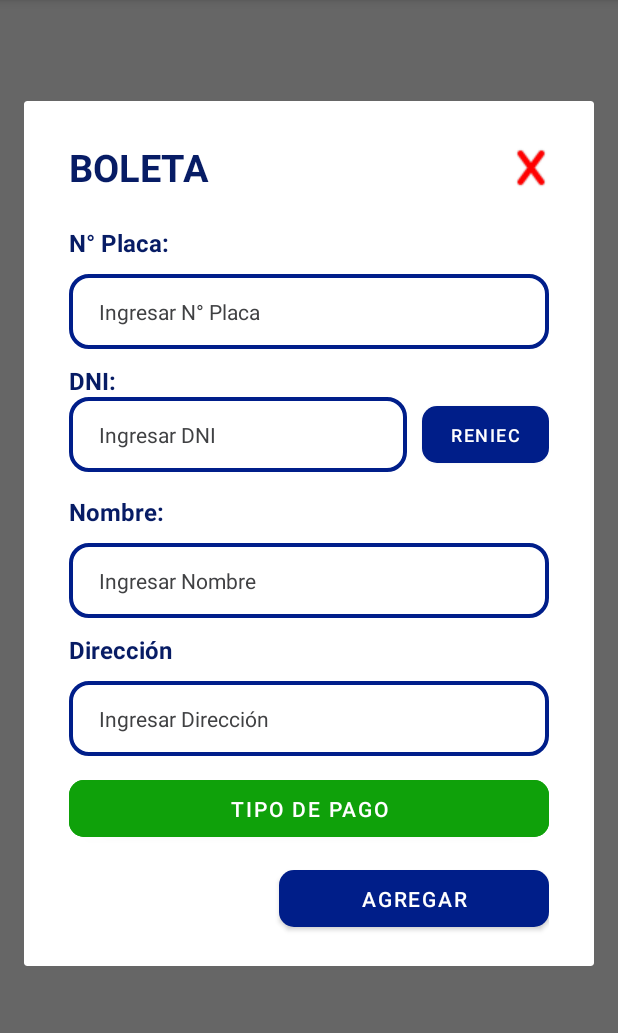
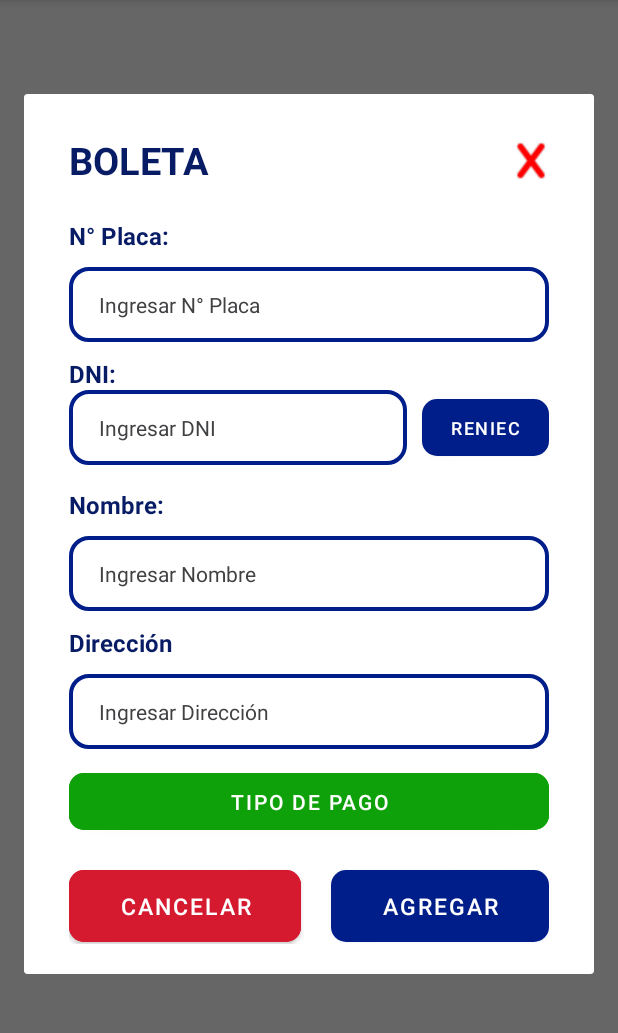
Before and after one commit to melinallacuag/RoblesAPP, an Android app: the fragment BoletaFragment shown on its own in the app's theme, on a phone screen of 412 x 824 dp, the part 84-1117 px from its top. Run offline under Robolectric (Android 15) with nearby library versions, the phone set to English and light mode, and no system bars.

Commit message:
se activo los datos del modal boleta cada boton

```diff
--- a/app/src/main/java/com/example/roblesapp/BoletaFragment.kt
+++ b/app/src/main/java/com/example/roblesapp/BoletaFragment.kt
@@ -5,9 +5,15 @@ import androidx.fragment.app.Fragment
 import android.view.LayoutInflater
 import android.view.View
 import android.view.ViewGroup
+import android.widget.EditText
+import android.widget.Toast
 import androidx.appcompat.app.AppCompatActivity
 import androidx.fragment.app.DialogFragment
+import kotlinx.android.synthetic.main.fragment_boleta.view.*
 import kotlinx.android.synthetic.main.fragment_nota_despacho.*
+import kotlinx.android.synthetic.main.fragment_soles.*
+import kotlinx.android.synthetic.main.fragment_soles.view.*
+import kotlinx.android.synthetic.main.fragment_soles.view.btncerrar
 
 
 class BoletaFragment : DialogFragment() {
@@ -18,7 +24,23 @@ class BoletaFragment : DialogFragment() {
         savedInstanceState: Bundle?
     ): View? {
         // Inflate the layout for this fragment
-        return inflater.inflate(R.layout.fragment_boleta, container, false)
+
+        var rootView: View = inflater.inflate(R.layout.fragment_boleta,container,false)
+
+        rootView.btncerrar.setOnClickListener{
+            dismiss()
+        }
+
+        rootView.btncancelarboleta.setOnClickListener{
+            dismiss()
+        }
+
+        rootView.btnagregarboleta.setOnClickListener{
+
+            Toast.makeText(context,"Agregar Boleta", Toast.LENGTH_LONG).show()
+            dismiss()
+        }
+        return rootView
     }
 
     override fun onViewCreated(view: View, savedInstanceState: Bundle?) {
--- a/app/src/main/java/com/example/roblesapp/FacturaFragment.kt
+++ b/app/src/main/java/com/example/roblesapp/FacturaFragment.kt
@@ -37,23 +37,23 @@ class FacturaFragment : Fragment() {
         btngalones.setOnClickListener{
             val showgalones = GalonesFragment()
             showgalones.show((activity as AppCompatActivity).supportFragmentManager,"Galones")
-
+            showgalones.setCancelable(false)
         }
         btnboleta.setOnClickListener{
             val showboleta = BoletaFragment()
             showboleta.show((activity as AppCompatActivity).supportFragmentManager,"Boleta")
-
+            showboleta.setCancelable(false)
         }
         btnfactura.setOnClickListener{
             val showfactura = FacturacionFragment()
             showfactura.show((activity as AppCompatActivity).supportFragmentManager,"Factura")
-
+            showfactura.setCancelable(false)
         }
 
         btnnotadespacho.setOnClickListener{
             val shownotadespacho = NotaDespachoFragment()
             shownotadespacho.show((activity as AppCompatActivity).supportFragmentManager,"Nota Despacho")
-
+            shownotadespacho.setCancelable(false)
         }
 
     }
--- a/app/src/main/res/layout/fragment_boleta.xml
+++ b/app/src/main/res/layout/fragment_boleta.xml
@@ -33,7 +33,7 @@
                 android:layout_weight="1"/>
 
             <ImageButton
-                android:id="@+id/btncerrarsoles"
+                android:id="@+id/btncerrar"
                 android:layout_width="wrap_content"
                 android:layout_height="wrap_content"
                 android:layout_gravity="right"
@@ -160,18 +160,38 @@
             android:textSize="14sp"
             app:cornerRadius="10sp"/>
 
-        <Button
-            android:id="@+id/dialogDismiss_button"
-            android:layout_width="180sp"
-            android:layout_height="50sp"
-            android:layout_gravity="end"
-            android:layout_marginTop="10sp"
-            android:gravity="center"
-            android:text="Agregar"
-            android:textAllCaps="true"
-            android:textColor="@color/white"
-            android:textSize="14sp"
-            app:cornerRadius="10sp"/>
+        <LinearLayout
+            android:layout_width="match_parent"
+            android:layout_height="wrap_content"
+            android:orientation="horizontal">
+            <Button
+                android:id="@+id/btncancelarboleta"
+                android:layout_width="wrap_content"
+                android:layout_height="60sp"
+                android:layout_marginTop="10sp"
+                android:text="Cancelar"
+                android:layout_marginEnd="20sp"
+                android:layout_gravity="center"
+                android:textAllCaps="true"
+                android:backgroundTint="#D51A30"
+                android:textColor="#fff"
+                android:textSize="15sp"
+                app:cornerRadius="10sp"
+                android:layout_weight="1"/>
+
+            <Button
+                android:id="@+id/btnagregarboleta"
+                android:layout_width="wrap_content"
+                android:layout_height="60sp"
+                android:layout_marginTop="10sp"
+                android:text="Agregar"
+                android:layout_gravity="center"
+                android:textAllCaps="true"
+                android:textColor="#fff"
+                android:textSize="15sp"
+                app:cornerRadius="10sp"
+                android:layout_weight="1"/>
+        </LinearLayout>
     </LinearLayout>
 
 </androidx.constraintlayout.widget.ConstraintLayout>
```
